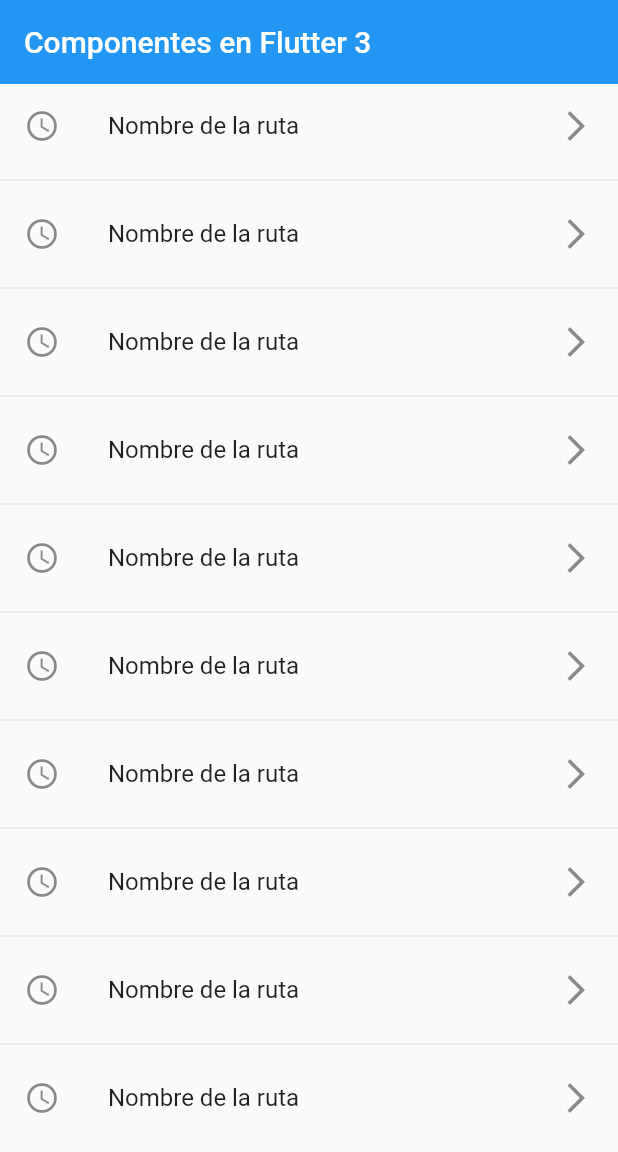
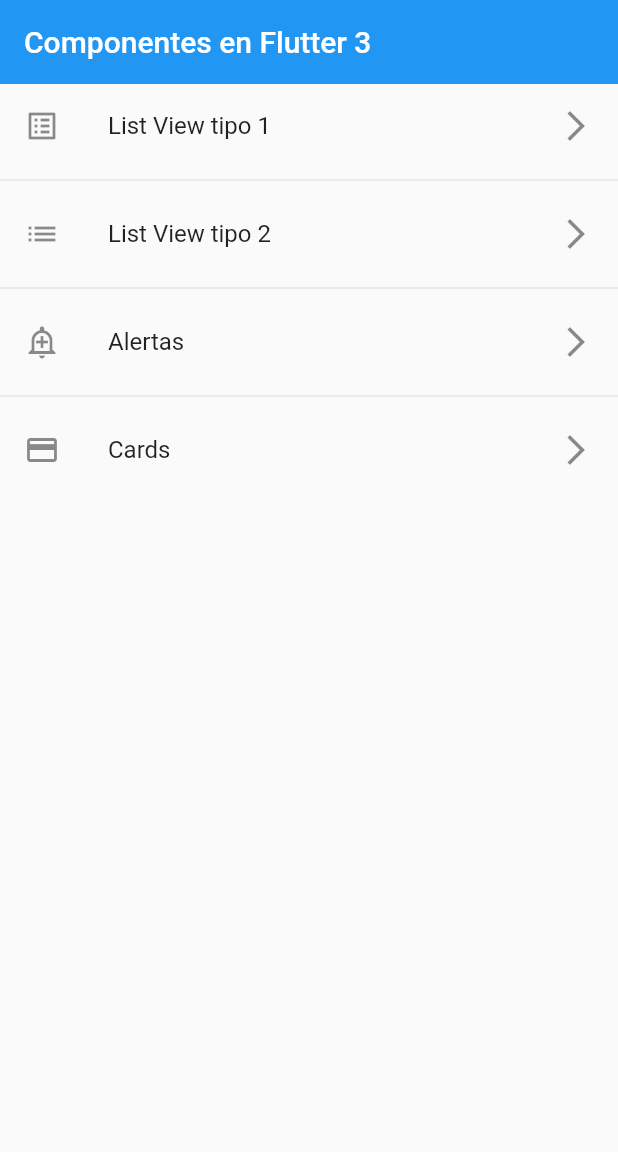
Before and after one commit to DavidCastelloBatet/fl3_components, a Flutter app: the screen it shows after launch, on a phone screen of 412 x 824 dp. Shown: the top 1152 px of the screen. Run offline on Flutter 3.47's test engine with Material 2 defaults, Android fonts, the phone set to English and light mode, and no system bars.

Commit message:
fitxer app_routes amb rutes dinamiques

```diff
--- a/lib/main.dart
+++ b/lib/main.dart
@@ -1,3 +1,4 @@
+import 'package:fl3_components/screens/home_scren.dart';
 import 'package:flutter/material.dart';
 
 import 'package:fl3_components/router/app_routes.dart';
@@ -12,8 +13,9 @@ class MyApp extends StatelessWidget {
     return MaterialApp(
       debugShowCheckedModeBanner: false,
       title: 'Material App',
-      initialRoute: AppRoutes.initialRoute,
-      routes: AppRoutes.routes,
+      home: const HomeScreen(),
+      //initialRoute: AppRoutes.initialRoute,
+      routes: AppRoutes.getAppRoutes(),
       //onGenerateRoute: ((settings) => AppRoutes.onGenerateRoute(settings)),
       onGenerateRoute: AppRoutes.onGenerateRoute,
     );
--- /dev/null
+++ b/lib/models/menu_option_model.dart
@@ -0,0 +1,15 @@
+import 'package:flutter/material.dart';
+
+class MenuOptionModel {
+  final String route;
+  final IconData icon;
+  final String title;
+  final Widget screen;
+
+  MenuOptionModel({
+    required this.route,
+    required this.title,
+    required this.screen,
+    required this.icon,
+  });
+}
--- /dev/null
+++ b/lib/models/models.dart
@@ -0,0 +1 @@
+export 'package:fl3_components/models/menu_option_model.dart';
--- a/lib/router/app_routes.dart
+++ b/lib/router/app_routes.dart
@@ -1,17 +1,55 @@
 import 'package:flutter/material.dart';
 
+import 'package:fl3_components/models/models.dart';
 import 'package:fl3_components/screens/screens.dart';
 
 class AppRoutes {
   static const initialRoute = 'home';
 
-  static Map<String, Widget Function(BuildContext)> routes = {
-    'home': (BuildContext context) => const HomeScreen(),
-    'alert': (BuildContext context) => const AlertScreen(),
-    'card': (BuildContext context) => const CardScreen(),
-    'listview1': (BuildContext context) => const ListView1Screen(),
-    'listview2': (BuildContext context) => const ListView2Screen(),
-  };
+  static final menuOptions = <MenuOptionModel>[
+    //MenuOptionModel(
+    //route: 'home',
+    //title: 'Home Screen',
+    //screen: const HomeScreen(),
+    //icon: Icons.home),
+    MenuOptionModel(
+        route: 'listview1',
+        title: 'List View tipo 1',
+        screen: const ListView1Screen(),
+        icon: Icons.list_alt),
+    MenuOptionModel(
+        route: 'listview2',
+        title: 'List View tipo 2',
+        screen: const ListView2Screen(),
+        icon: Icons.list),
+    MenuOptionModel(
+        route: 'alert',
+        title: 'Alertas',
+        screen: const AlertScreen(),
+        icon: Icons.add_alert_outlined),
+    MenuOptionModel(
+        route: 'card',
+        title: 'Cards',
+        screen: const CardScreen(),
+        icon: Icons.credit_card)
+  ];
+
+//  static Map<String, Widget Function(BuildContext)> routes = {
+//    'home': (BuildContext context) => const HomeScreen(),
+//    'alert': (BuildContext context) => const AlertScreen(),
+//    'card': (BuildContext context) => const CardScreen(),
+//    'listview1': (BuildContext context) => const ListView1Screen(),
+//    'listview2': (BuildContext context) => const ListView2Screen(),
+//  };
+
+  static Map<String, Widget Function(BuildContext)> getAppRoutes() {
+    Map<String, Widget Function(BuildContext)> appRoutes = {};
+
+    for (var option in menuOptions) {
+      appRoutes.addAll({option.route: (BuildContext context) => option.screen});
+    }
+    return appRoutes;
+  }
 
   static Route<MaterialPageRoute> onGenerateRoute(RouteSettings settings) {
     return MaterialPageRoute(
--- a/lib/screens/home_scren.dart
+++ b/lib/screens/home_scren.dart
@@ -1,4 +1,6 @@
 import 'package:flutter/material.dart';
+
+import 'package:fl3_components/router/app_routes.dart';
 
 class HomeScreen extends StatelessWidget {
   const HomeScreen({Key? key}) : super(key: key);
@@ -12,8 +14,8 @@ class HomeScreen extends StatelessWidget {
       ),
       body: ListView.separated(
           itemBuilder: (context, index) => ListTile(
-                leading: const Icon(Icons.access_time_outlined),
-                title: const Text('Nombre de la ruta'),
+                leading: Icon(AppRoutes.menuOptions[index].icon),
+                title: Text(AppRoutes.menuOptions[index].title),
                 trailing: const Icon(Icons.arrow_forward_ios_outlined),
                 onTap: () {
                   //Navigator.push(
@@ -23,11 +25,12 @@ class HomeScreen extends StatelessWidget {
                   //),
                   //);
 
-                  Navigator.pushNamed(context, 'listview1');
+                  Navigator.pushNamed(
+                      context, AppRoutes.menuOptions[index].route);
                 },
               ),
           separatorBuilder: (context, index) => const Divider(),
-          itemCount: 10),
+          itemCount: AppRoutes.menuOptions.length),
     );
   }
 }
```
